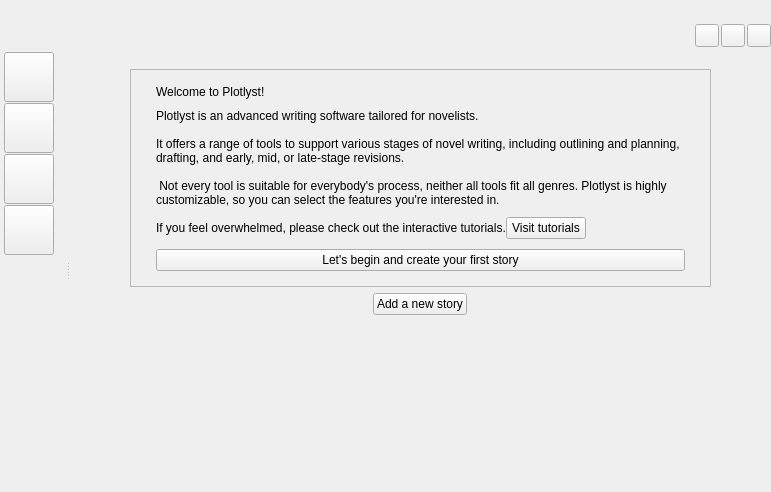
Before: the Qt Designer form ui/home_view.ui in zkovari/plotlyst, drawn with Qt 5.
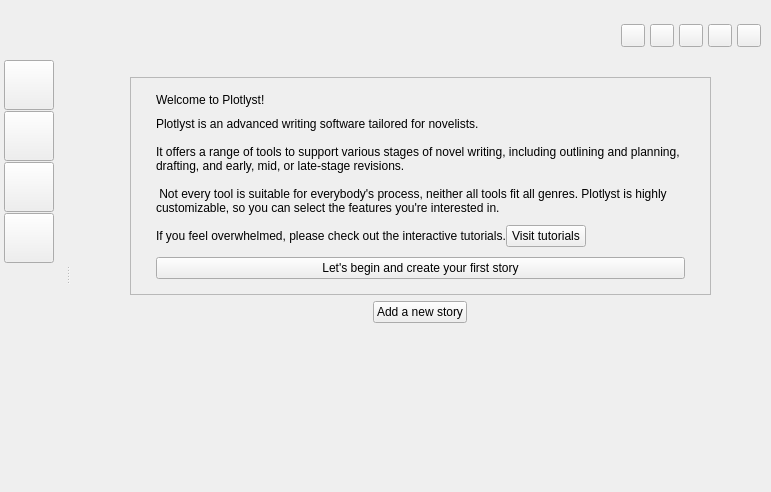
After: the same form once the commit is applied.

Commit message: Link socials in home page, closes #952

```diff
--- a/ui/home_view.ui
+++ b/ui/home_view.ui
@@ -60,7 +60,13 @@
       <item>
        <layout class="QHBoxLayout" name="horizontalLayout_5">
         <property name="spacing">
-         <number>2</number>
+         <number>5</number>
+        </property>
+        <property name="rightMargin">
+         <number>10</number>
+        </property>
+        <property name="bottomMargin">
+         <number>8</number>
         </property>
         <item>
          <spacer name="horizontalSpacer_2">
@@ -75,26 +81,6 @@
           </property>
          </spacer>
         </item>
-        <item>
-         <widget class="QToolButton" name="btnTwitter">
-          <property name="toolTip">
-           <string>Twitter</string>
-          </property>
-          <property name="text">
-           <string/>
-          </property>
-         </widget>
-        </item>
-        <item>
-         <widget class="QToolButton" name="btnInstagram">
-          <property name="toolTip">
-           <string>Instagram</string>
-          </property>
-          <property name="text">
-           <string/>
-          </property>
-         </widget>
-        </item>
         <item>
          <widget class="QToolButton" name="btnFacebook">
           <property name="toolTip">
@@ -102,6 +88,73 @@
           </property>
           <property name="text">
            <string/>
+          </property>
+          <property name="transparent" stdset="0">
+           <bool>true</bool>
+          </property>
+         </widget>
+        </item>
+        <item>
+         <widget class="QToolButton" name="btnYoutube">
+          <property name="cursor">
+           <cursorShape>PointingHandCursor</cursorShape>
+          </property>
+          <property name="toolTip">
+           <string>Youtube</string>
+          </property>
+          <property name="text">
+           <string/>
+          </property>
+          <property name="transparent" stdset="0">
+           <bool>true</bool>
+          </property>
+         </widget>
+        </item>
+        <item>
+         <widget class="QToolButton" name="btnInstagram">
+          <property name="cursor">
+           <cursorShape>PointingHandCursor</cursorShape>
+          </property>
+          <property name="toolTip">
+           <string>Instagram</string>
+          </property>
+          <property name="text">
+           <string/>
+          </property>
+          <property name="transparent" stdset="0">
+           <bool>true</bool>
+          </property>
+         </widget>
+        </item>
+        <item>
+         <widget class="QToolButton" name="btnTwitter">
+          <property name="cursor">
+           <cursorShape>PointingHandCursor</cursorShape>
+          </property>
+          <property name="toolTip">
+           <string>Twitter</string>
+          </property>
+          <property name="text">
+           <string/>
+          </property>
+          <property name="transparent" stdset="0">
+           <bool>true</bool>
+          </property>
+         </widget>
+        </item>
+        <item>
+         <widget class="QToolButton" name="btnPinterest">
+          <property name="cursor">
+           <cursorShape>PointingHandCursor</cursorShape>
+          </property>
+          <property name="toolTip">
+           <string>Pinterest</string>
+          </property>
+          <property name="text">
+           <string/>
+          </property>
+          <property name="transparent" stdset="0">
+           <bool>true</bool>
           </property>
          </widget>
         </item>
```
Left out of the diff: 3 changed lines with no effect on the pictures. The commit also changes 1 other file.
